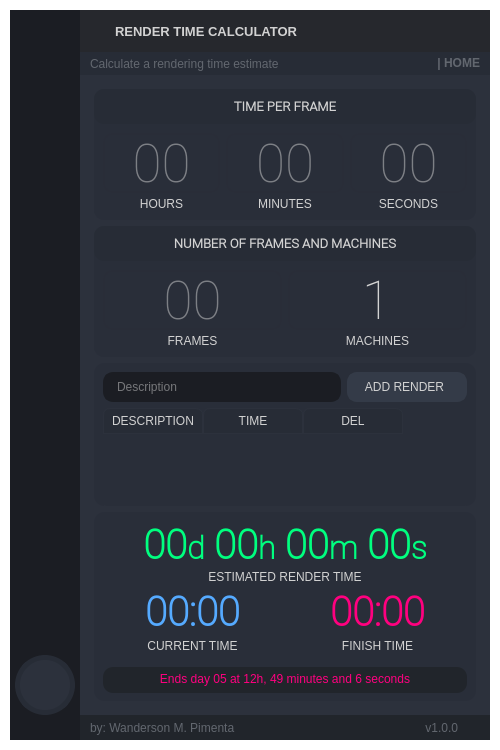
Wanderson-Magalhaes/Render_Time_Calculator, file Render_Time_Calculator.ui: the form before one commit.
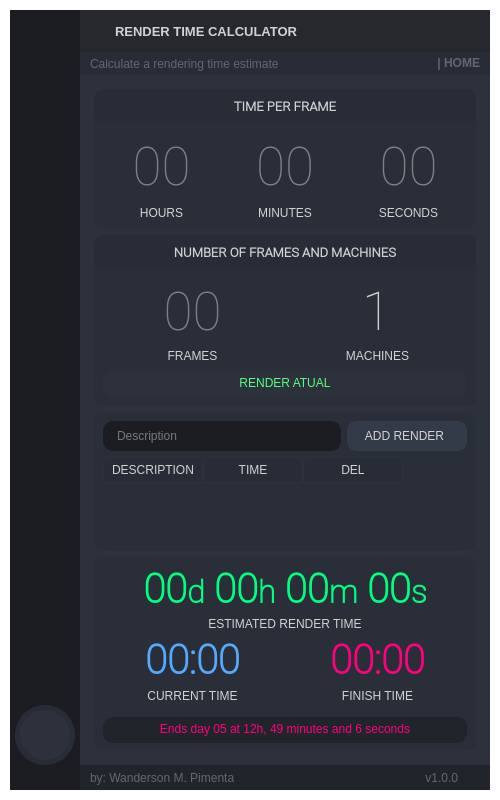
The form after the commit. Icons and pictures are not drawn.

The edit to the form file:
```diff
--- a/Render_Time_Calculator.ui
+++ b/Render_Time_Calculator.ui
@@ -8,19 +8,19 @@
     <x>0</x>
     <y>0</y>
     <width>500</width>
-    <height>750</height>
+    <height>800</height>
    </rect>
   </property>
   <property name="minimumSize">
    <size>
     <width>500</width>
-    <height>750</height>
+    <height>800</height>
    </size>
   </property>
   <property name="maximumSize">
    <size>
     <width>605</width>
-    <height>750</height>
+    <height>800</height>
    </size>
   </property>
   <property name="palette">
@@ -1583,7 +1583,7 @@
                       <property name="minimumSize">
                        <size>
                         <width>0</width>
-                        <height>110</height>
+                        <height>140</height>
                        </size>
                       </property>
                       <property name="maximumSize">
@@ -1898,7 +1898,7 @@
                       <property name="minimumSize">
                        <size>
                         <width>0</width>
-                        <height>110</height>
+                        <height>170</height>
                        </size>
                       </property>
                       <property name="maximumSize">
@@ -2129,6 +2129,24 @@
                               </property>
                              </widget>
                             </item>
+                            <item row="2" column="0" colspan="2">
+                             <widget class="QLabel" name="label_current_render">
+                              <property name="styleSheet">
+                               <string notr="true">background-color: rgb(44, 49, 60);
+border-radius: 10px;
+padding: 5px;
+padding-bottom: 7px;
+margin-top: 2px;
+color: rgb(85, 255, 127);</string>
+                              </property>
+                              <property name="text">
+                               <string>RENDER ATUAL</string>
+                              </property>
+                              <property name="alignment">
+                               <set>Qt::AlignCenter</set>
+                              </property>
+                             </widget>
+                            </item>
                            </layout>
                           </item>
                          </layout>
@@ -2239,7 +2257,7 @@
                            <property name="minimumSize">
                             <size>
                              <width>0</width>
-                             <height>100</height>
+                             <height>90</height>
                             </size>
                            </property>
                            <property name="maximumSize">
```
Left out of the diff: 62 changed lines with no effect on the pictures.
